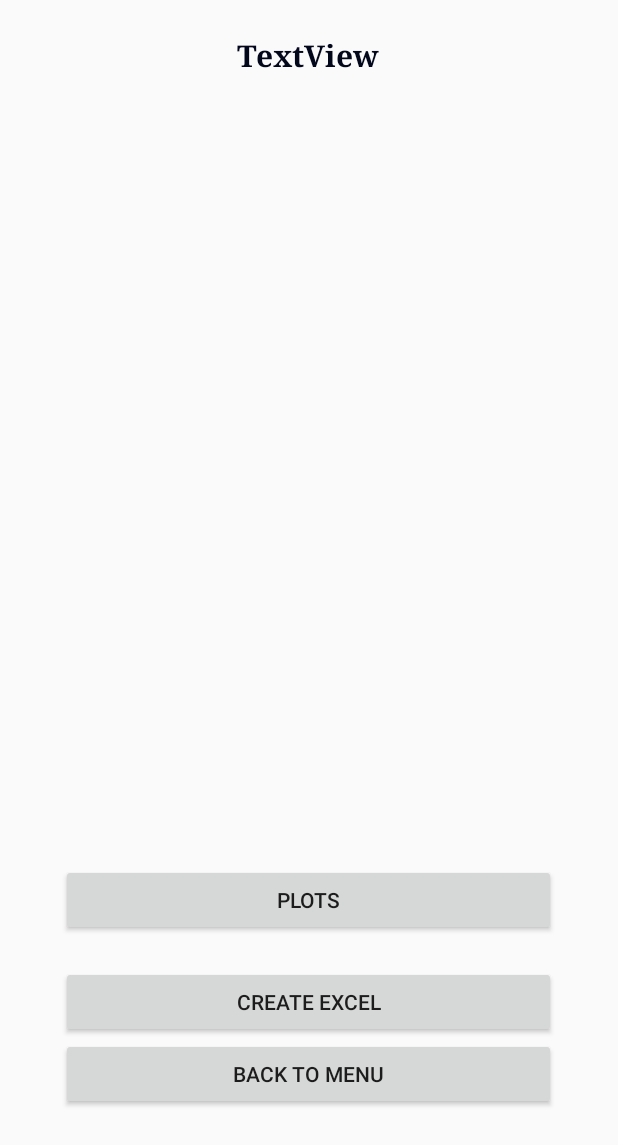
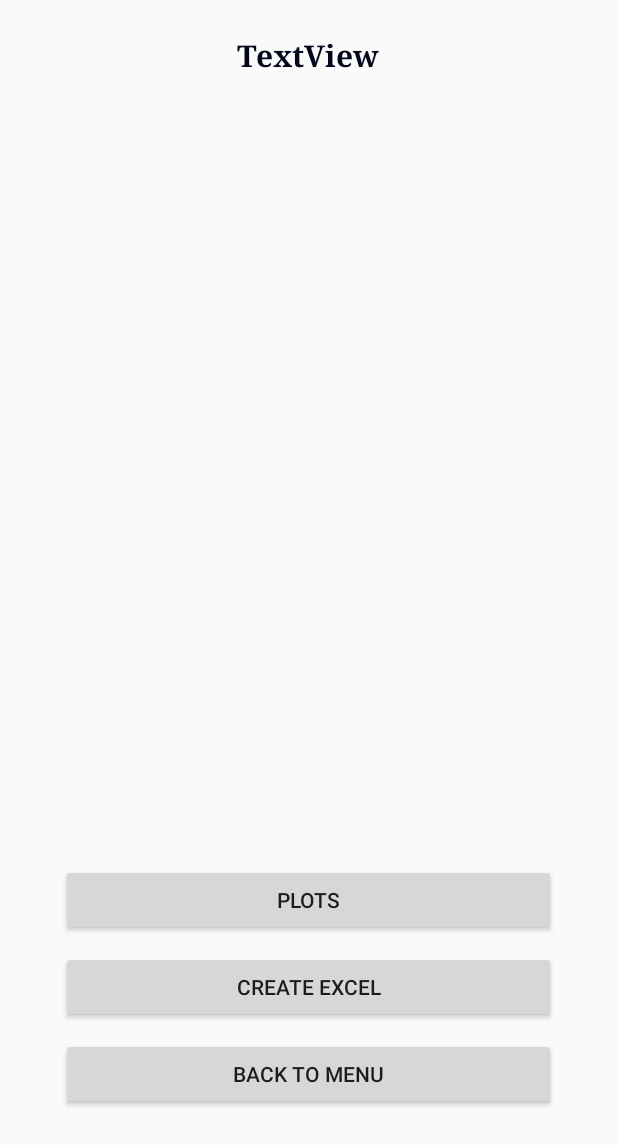
Before and after one commit to AndriyKuzmenko/AndroidPhysicsLabSimulation, an Android app: the layout activity_voltage_results.xml on its own in the app's theme, with its tools: preview values and no code run, on a phone screen of 412 x 824 dp. Shown: the top 1145 px of the screen. Run offline under Robolectric (Android 15) with nearby library versions, the phone set to English and light mode, and no system bars.

Commit message:
Voltage experiment

```diff
--- a/app/src/main/res/layout/activity_voltage_results.xml
+++ b/app/src/main/res/layout/activity_voltage_results.xml
@@ -74,16 +74,16 @@
                     android:layout_width="match_parent"
                     android:layout_height="15px" />
 
-                <Space
-                    android:layout_width="match_parent"
-                    android:layout_height="15px" />
-
                 <Button
                     android:id="@+id/xlButton"
                     android:layout_width="match_parent"
                     android:layout_height="wrap_content"
                     android:onClick="createExcel"
                     android:text="Create Excel" />
+
+                <Space
+                    android:layout_width="match_parent"
+                    android:layout_height="15px" />
 
                 <Button
                     android:id="@+id/menuVoltageButton"
```
